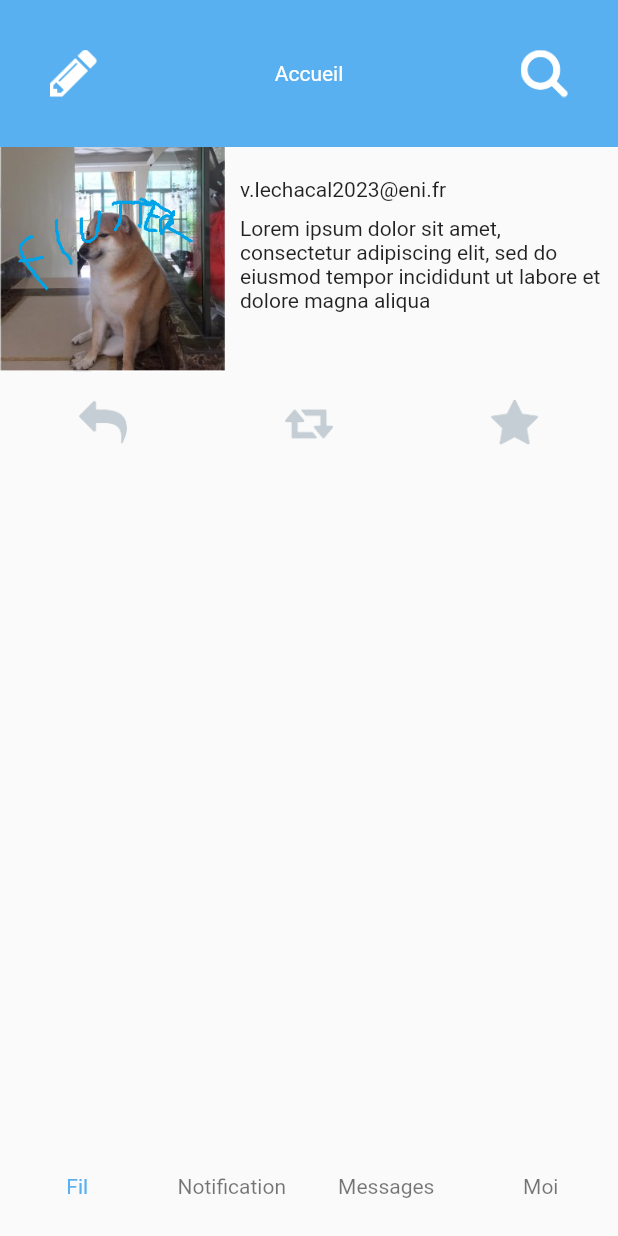
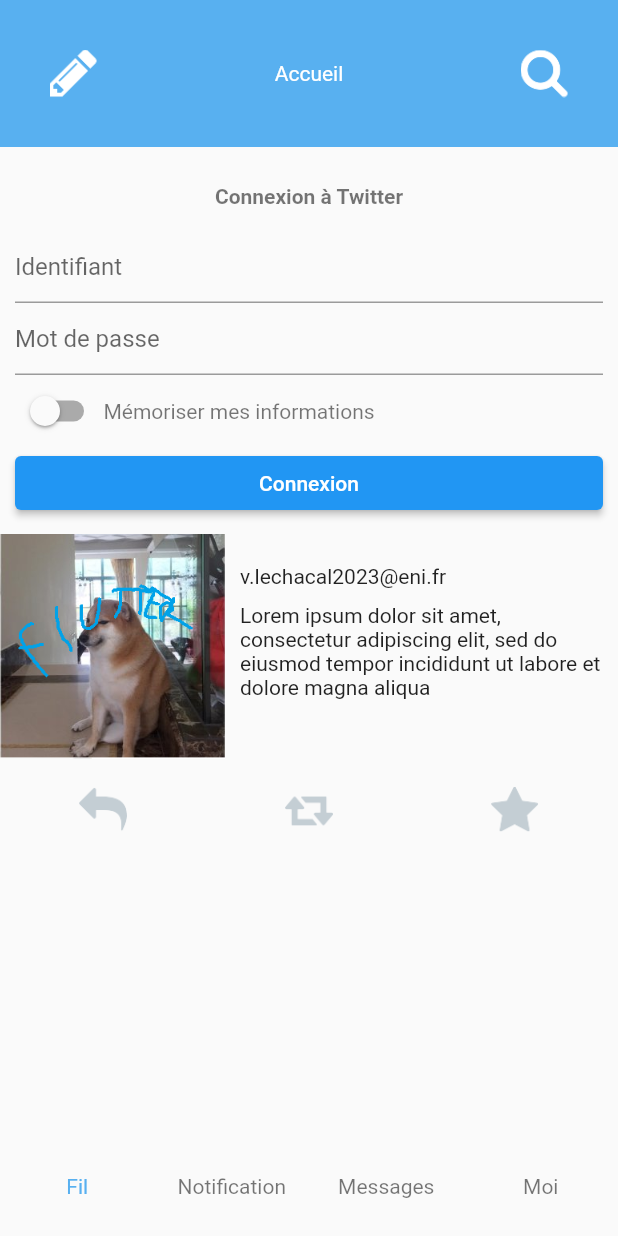
Before and after one commit to Chocolaterie/TPTwitter_HCDA_2111, a Flutter app: the screen it shows after launch, on a phone screen of 412 x 824 dp. Run offline on Flutter 3.47's test engine with Material 2 defaults, Android fonts, the phone set to English and light mode, and no system bars.

Commit message:
Correction p2 tp7

```diff
--- /dev/null
+++ b/lib/login-form-widget.dart
@@ -0,0 +1,42 @@
+import 'package:flutter/material.dart';
+
+class TwitterLoginForm extends StatelessWidget {
+  @override
+  Widget build(BuildContext context) {
+    return Padding(
+      padding: const EdgeInsets.all(10),
+      child: Form(
+          child: Column(
+        children: [
+          Padding(
+            padding: const EdgeInsets.all(15),
+            child: Text(
+              "Connexion à Twitter",
+              style:
+                  TextStyle(color: Colors.black54, fontWeight: FontWeight.bold),
+            ),
+          ),
+          TextFormField(
+            decoration: InputDecoration(hintText: "Identifiant"),
+          ),
+          TextFormField(
+            decoration: InputDecoration(hintText: "Mot de passe"),
+          ),
+          Row(
+            children: [
+              Switch(value: false, onChanged: (bool value) {}),
+              Text("Mémoriser mes informations",
+                  style: TextStyle(color: Colors.black54))
+            ],
+          ),
+          SizedBox(
+              width: double.infinity,
+              child: ElevatedButton(onPressed: () {}, child: Padding(
+                padding: const EdgeInsets.all(10),
+                child: Text("Connexion"),
+              )))
+        ],
+      )),
+    );
+  }
+}
--- a/lib/twitter-content.dart
+++ b/lib/twitter-content.dart
@@ -1,6 +1,7 @@
 import 'package:flutter/material.dart';
+import 'package:tp_twitter/login-form-widget.dart';
 
-class TwitterContent extends StatelessWidget {
+class TwitterCard extends StatelessWidget {
   @override
   Widget build(BuildContext context) {
     return Column(children: [
@@ -40,4 +41,17 @@ class TwitterContent extends StatelessWidget {
     ],
     );
   }
+
 }
+
+class TwitterContent extends StatelessWidget {
+  @override
+  Widget build(BuildContext context) {
+    return Column(
+      children: [
+        TwitterLoginForm(),
+        TwitterCard(),
+      ],
+    );
+  }
+}
```
